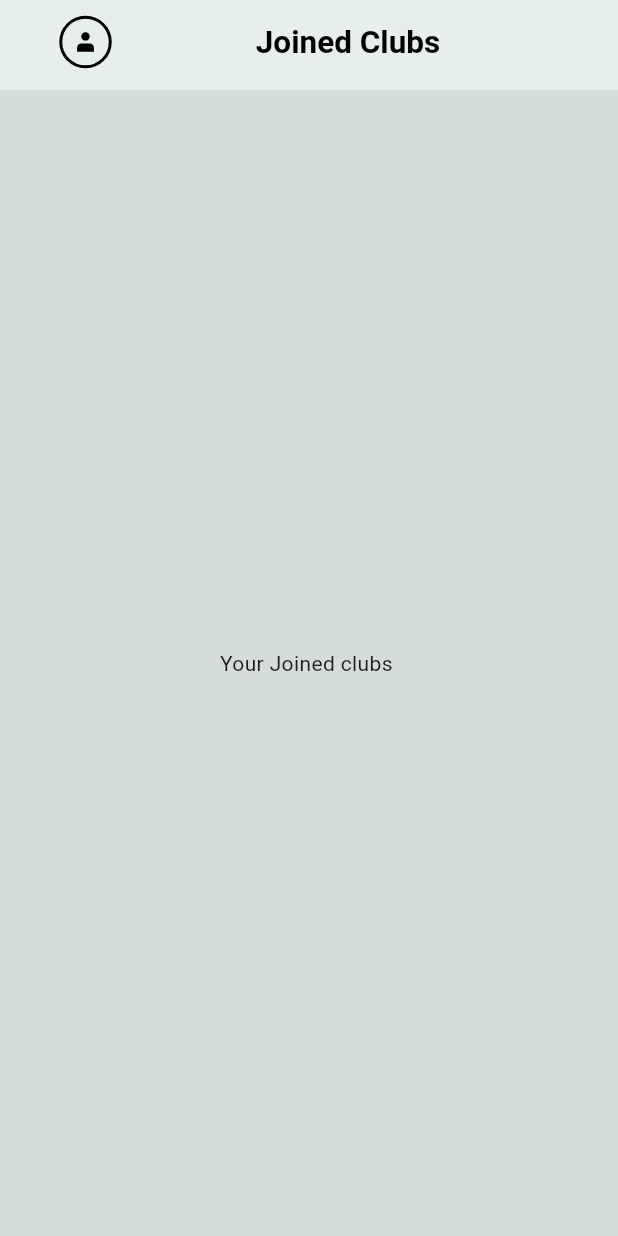
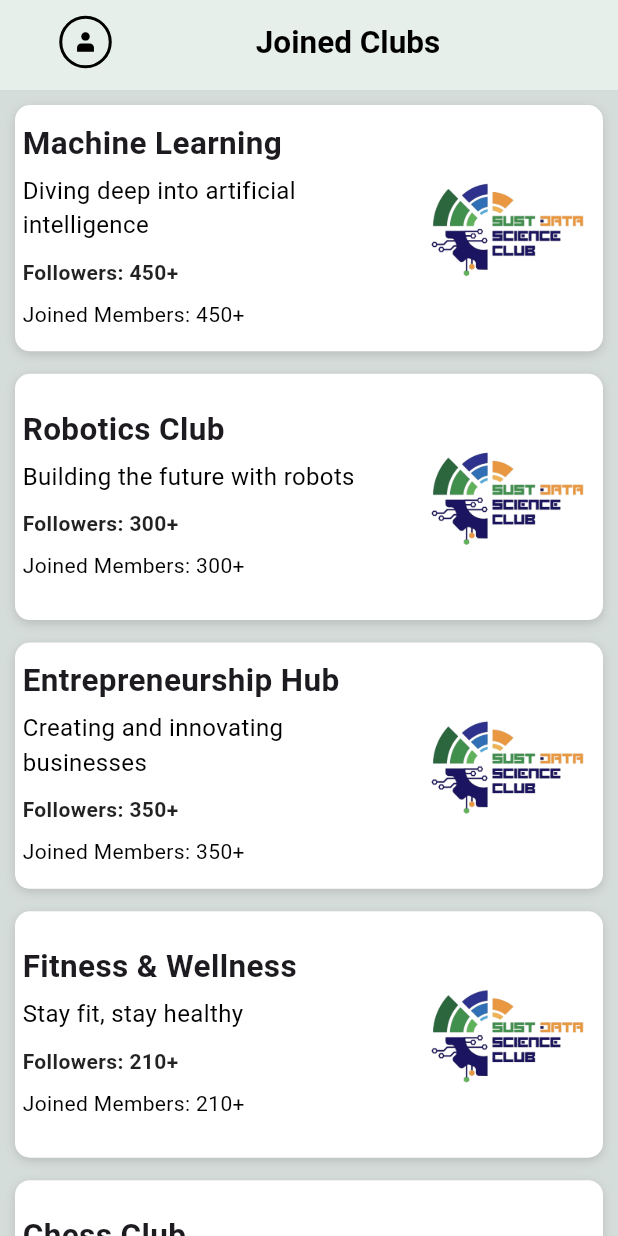
Before and after one commit to Antuh-D/Android-Projects-SWE-250, a Flutter app: the MyClubPage screen opened directly, on a phone screen of 412 x 824 dp. Run offline on Flutter 3.47's test engine with Material 3 defaults, Android fonts, the phone set to English and light mode, and no system bars; our stand-ins replace flutter_dotenv, flutter_svg, image_picker; accounts and stored records are empty.

Commit message:
Worked on joined club page

```diff
--- /dev/null
+++ b/Campus Clubs/assets/data/clubs.json
@@ -0,0 +1,86 @@
+{
+  "clubs": [
+    {
+      "name": "Tech Enthusiasts",
+      "subtitle": "Exploring the latest in technology",
+      "category": "Technology",
+      "members": 120,
+      "image": "assets/png/dataT.png",
+      "followers": 300
+    },
+    {
+      "name": "Photography Club",
+      "subtitle": "Capturing moments beautifully",
+      "category": "Art & Media",
+      "members": 85,
+      "image": "assets/png/dataT.png",
+      "followers": 220
+    },
+    {
+      "name": "Book Lovers",
+      "subtitle": "For those who love to read",
+      "category": "Literature",
+      "members": 150,
+      "image": "assets/png/dataT.png",
+      "followers": 400
+    },
+    {
+      "name": "Music Band",
+      "subtitle": "Bringing music to life",
+      "category": "Music",
+      "members": 60,
+      "image": "assets/png/dataT.png",
+      "followers": 180
+    },
+    {
+      "name": "Gaming Community",
+      "subtitle": "Gamers unite for fun and competition",
+      "category": "Gaming",
+      "members": 200,
+      "image": "assets/png/dataT.png",
+      "followers": 500
+    }
+  ],
+  "suggested_clubs": [
+    {
+      "name": "Machine Learning",
+      "subtitle": "Diving deep into artificial intelligence",
+      "category": "Technology",
+      "members": 180,
+      "image": "assets/png/dataT.png",
+      "followers": 450
+    },
+    {
+      "name": "Robotics Club",
+      "subtitle": "Building the future with robots",
+      "category": "Engineering",
+      "members": 95,
+      "image": "assets/png/dataT.png",
+      "followers": 300
+    },
+    {
+      "name": "Entrepreneurship Hub",
+      "subtitle": "Creating and innovating businesses",
+      "category": "Business",
+      "members": 130,
+      "image": "assets/png/dataT.png",
+      "followers": 350
+    },
+    {
+      "name": "Fitness & Wellness",
+      "subtitle": "Stay fit, stay healthy",
+      "category": "Health & Fitness",
+      "members": 75,
+      "image": "assets/png/dataT.png",
+      "followers": 210
+    },
+    {
+      "name": "Chess Club",
+      "subtitle": "Strategic minds think alike",
+      "category": "Strategy",
+      "members": 110,
+      "image": "assets/png/dataT.png",
+      "followers": 280
+    }
+  ]
+}
--- /dev/null
+++ b/Campus Clubs/lib/components/AppGridViewBig.dart
@@ -0,0 +1,59 @@
+import 'package:flutter/material.dart';
+
+import 'DisplayCardSmall.dart';
+import 'MyClubsCardview.dart';
+
+class AppGridViewBig extends StatelessWidget {
+  final List<dynamic> cardData;
+  final int cardsPerRow;
+  final double cardHeight;
+  final double spacing;
+  final double childAspectRatio;
+
+  const AppGridViewBig({
+    super.key,
+    required this.cardData,
+    required this.cardsPerRow,
+    required this.cardHeight ,
+    required this.spacing ,
+    required this.childAspectRatio,
+  });
+
+  @override
+  Widget build(BuildContext context) {
+    final screenWidth = MediaQuery.of(context).size.width;
+    final cardWidth = (screenWidth - (spacing * (cardsPerRow + 1))) / cardsPerRow;
+    final dynamicChildAspectRatio = cardWidth / cardHeight;
+
+    return SingleChildScrollView(
+      child: GridView.builder(
+        shrinkWrap: true,
+        physics: NeverScrollableScrollPhysics(),
+        gridDelegate: SliverGridDelegateWithFixedCrossAxisCount(
+          crossAxisCount: cardsPerRow,
+          mainAxisSpacing: spacing,
+          crossAxisSpacing: spacing,
+          childAspectRatio: dynamicChildAspectRatio,
+        ),
+        itemCount: cardData.length,
+        itemBuilder: (context, index) {
+          return SizedBox(
+            height: cardHeight,
+            child: MyClubsCardView(
+              height: cardHeight,
+              imagePath: cardData[index]['image'],
+              title: cardData[index]['name'] ,
+              subtitle: cardData[index]['subtitle'] ,
+              members: cardData[index]['members'] ,
+              followers: cardData[index]['followers'],
+              category: cardData[index]['category'],
+              onTap: () {
+
+              },),
+          );
+        },
+      ),
+    );
+  }
+
+}
--- /dev/null
+++ b/Campus Clubs/lib/components/MyClubsCardview.dart
@@ -0,0 +1,126 @@
+import 'package:flutter/material.dart';
+
+class MyClubsCardView extends StatelessWidget {
+  final double? width;
+  final double? height;
+  final String imagePath;
+  final String title; // Made non-nullable since it's required
+  final String? subtitle;
+  final VoidCallback onTap;
+  final TextStyle? titleStyle;
+  final TextStyle? subtitleStyle;
+  final String ?category;
+  final int ?members;
+  final int ?followers;
+
+  const MyClubsCardView( {
+    super.key,
+    this.width,
+    this.height,
+    required this.imagePath,
+    required this.title,
+    this.subtitle,
+    required this.onTap,
+    this.titleStyle,
+    this.subtitleStyle, this.category, this.members, this.followers,
+  });
+
+  @override
+  Widget build(BuildContext context) {
+    return GestureDetector(
+      onTap: onTap,
+      child: Container(
+        width: width ?? double.infinity,
+        height: height ?? double.infinity,
+        decoration: BoxDecoration(
+          color: Colors.white,
+          borderRadius: BorderRadius.circular(10),
+          boxShadow: [
+            BoxShadow(
+              color: Colors.grey.withOpacity(0.5),
+              blurRadius: 5,
+              offset: const Offset(0, 2),
+            ),
+          ],
+        ),
+        child: Column(
+          children: [
+            Row(
+              children: [
+                // Title, Subtitle, and Price Section
+                Expanded(
+                  flex: 2,
+                  child: Padding(
+                    padding: const EdgeInsets.all(5),
+                    child: Column(
+                      crossAxisAlignment: CrossAxisAlignment.start,
+                      mainAxisAlignment: MainAxisAlignment.center,
+                      children: [
+                        // Title
+                        Text(
+                          title,
+                          style: titleStyle ?? const TextStyle(
+                            fontSize: 21,
+                            fontWeight: FontWeight.bold,
+                          ),
+                        ),
+                        const SizedBox(height: 5),
+                        // Subtitle
+                        if (subtitle != null)
+                          Text(
+                            subtitle!,
+                            style: subtitleStyle ??const TextStyle(
+                              fontSize: 16,
+                              color: Colors.black,
+                            ),
+                          ),
+                          SizedBox(height: 10,),
+
+                          GestureDetector(
+                            onTap: () {
+
+                            },
+                            child: Text(
+                              "Followers: ${followers ?? 0}+", // Display the follower count
+                              style: TextStyle(
+                                color: Colors.black87,
+                                fontWeight: FontWeight.bold,
+                                fontSize: 14,
+                              ),
+                            ),
+                          ),
+                          SizedBox(height: 8,),
+                          Text(
+                            "Joined Members: ${followers ?? 0}+", // Display the follower count
+                            style: TextStyle(
+                              color: Colors.black,
+                              fontSize: 14,
+                            ),
+                          )
+                      ],
+                    ),
+                  ),
+                ),
+
+                // Image Section
+                Flexible(
+                  child: ClipRRect(
+                    borderRadius: const BorderRadius.only(
+                      topRight: Radius.circular(10),
+                      bottomRight: Radius.circular(10),
+                    ),
+                    child: Image.asset(
+                      imagePath,
+                      height: height,
+                      width: double.infinity,
+                    ),
+                  ),
+                ),
+              ],
+            ),
+          ],
+        ),
+      ),
+    );
+  }
+}
--- a/Campus Clubs/lib/pages/MyClubPage.dart
+++ b/Campus Clubs/lib/pages/MyClubPage.dart
@@ -1,7 +1,14 @@
+import 'dart:convert';
 import 'package:campusclubs/components/MyAppBar.dart';
+import 'package:campusclubs/components/MyClubsCardview.dart';
 import 'package:campusclubs/config/AppRoutes.dart';
 import 'package:campusclubs/config/AppString.dart';
 import 'package:flutter/material.dart';
+import 'package:flutter/services.dart';
+
+import '../components/AppGridViewBig.dart';
+import '../components/AppGridViewSmall.dart';
+
 
 class MyClubPage extends StatefulWidget {
   const MyClubPage({super.key});
@@ -20,7 +27,89 @@ class _MyClubPageState extends State<MyClubPage> {
         },
         Headding: AppString.myclubs,
       ),
-      body: Center(child: Text('Your Joined clubs ')),
+      body:MyJoinedClub(),
     );
   }
 }
+
+class MyJoinedClub extends StatefulWidget {
+  const MyJoinedClub({super.key});
+
+  @override
+  State<MyJoinedClub> createState() => _MyJoinedClubState();
+}
+
+class _MyJoinedClubState extends State<MyJoinedClub> {
+  List<dynamic> yourClubs = [];
+  List<dynamic> suggestedClubs = [];
+  bool isLoading = true;
+
+  @override
+  void initState() {
+    super.initState();
+    loadClubs();
+  }
+
+  Future<void> loadClubs() async {
+    final String response = await rootBundle.loadString('assets/data/clubs.json');
+    final data = json.decode(response);
+
+    setState(() {
+      yourClubs = data["clubs"];
+      suggestedClubs = data["suggested_clubs"];
+      isLoading = false;
+    });
+
+  }
+  @override
+  Widget build(BuildContext context) {
+    if (isLoading) {
+      return const Center(child: CircularProgressIndicator());
+    }
+
+     return SingleChildScrollView(
+      child: Padding(
+        padding: EdgeInsets.all(10),
+        child: Column(
+          children: [
+            AppGridViewBig(
+              cardData: suggestedClubs,
+              cardsPerRow: 1,
+              cardHeight: 160,
+              spacing: 15,
+              childAspectRatio: 1 / 1.2,
+            ),
+              SizedBox(height: 15,),
+              Padding(
+                padding: EdgeInsets.only(left:10,right: 10),
+                child: Row(
+                  children: [
+                    Text('Discover More ',style: TextStyle(
+                        color: Colors.black87,
+                        fontSize: 21,
+                        fontWeight: FontWeight.bold
+                    ),),
+                    Spacer(),
+                    GestureDetector(
+                      child: Text("View All",style: TextStyle(
+                          color: Colors.green,fontWeight: FontWeight.bold)
+                        ,),
+                    )
+                  ],
+                ),
+              ),
+              SizedBox(height: 8,),
+              AppGridViewSmall(
+                cardData: suggestedClubs,
+                cardsPerRow: 2,
+                cardHeight: 250,
+                cardWidth:150,
+                spacing: 15,
+                childAspectRatio: 1 / 1.2,
+              ),
+          ],
+        ),
+      ),
+    );
+  }
+}
```
Also changed, not shown: Campus Clubs/lib/components/AppGridViewSmall.dart (added, +59 -0 lines), Campus Clubs/lib/components/DisplayCardSmall.dart (added, +101 -0 lines), Campus Clubs/pubspec.lock.
